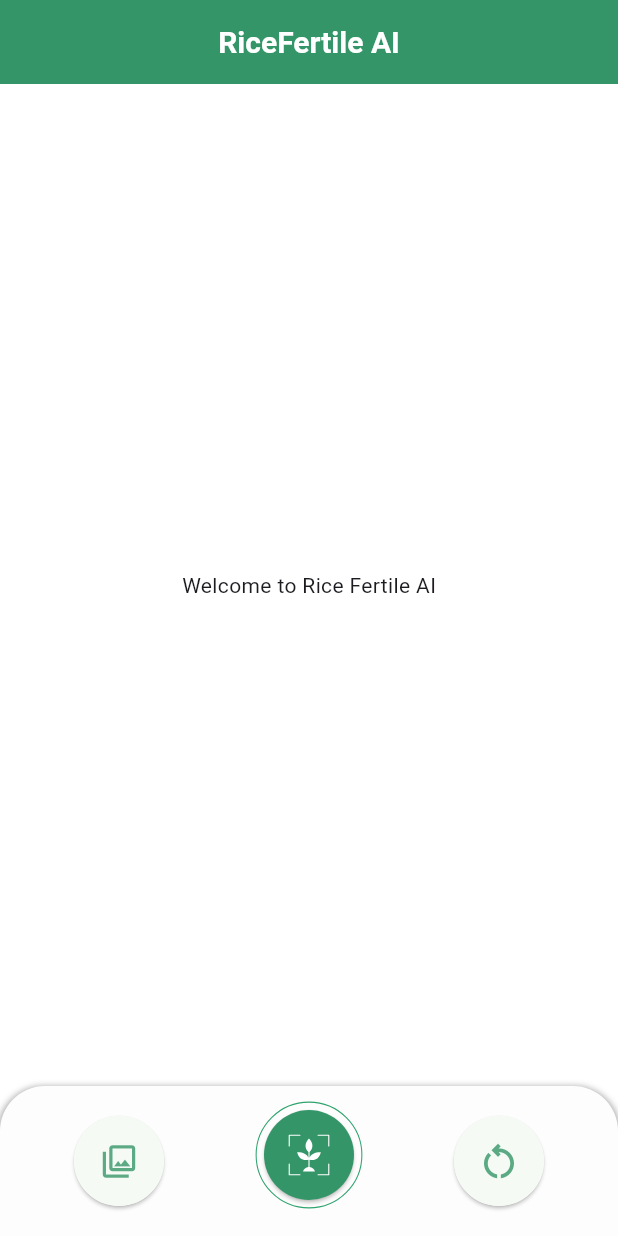
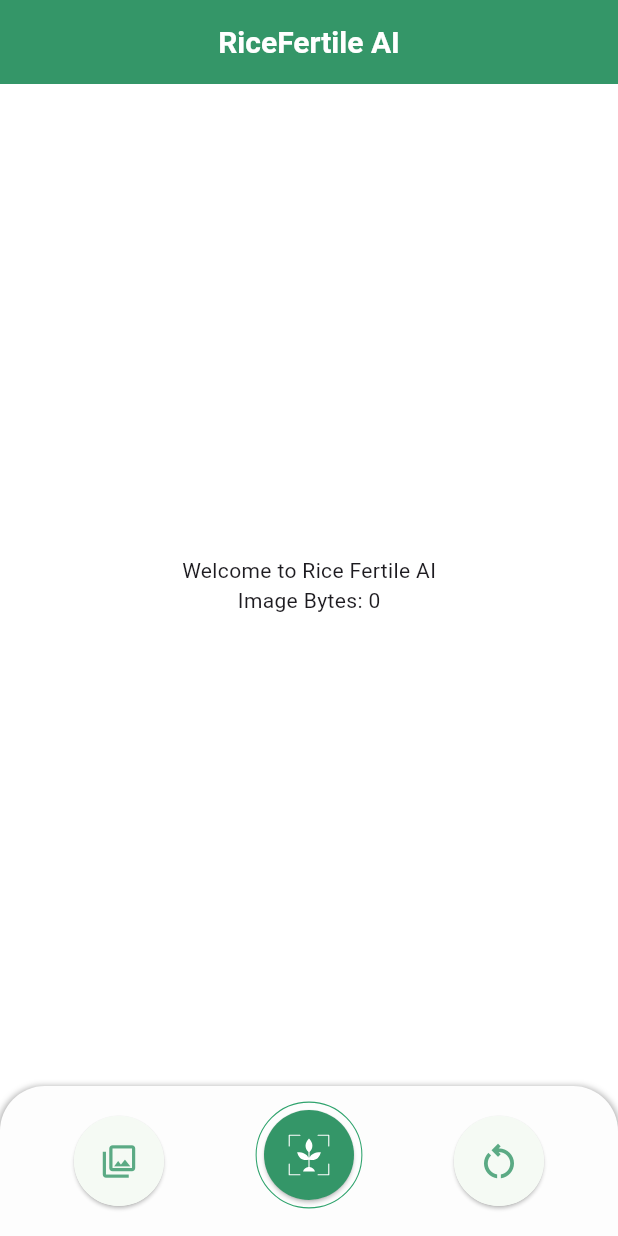
Before and after one commit to shishir2sr/N-management-in-paddy-field, a Flutter app: the screen it shows after launch, on a phone screen of 412 x 824 dp. Run offline on Flutter 3.47's test engine with Material 3 defaults, Android fonts, the phone set to English and light mode, and no system bars; our stand-ins replace camera, dartz, flutter_svg, freezed_annotation, hooks_riverpod, logger; Roboto replaces fonts that are missing (Poppins).

Commit message:
Image capture working

```diff
--- a/lib/domain/camera_failure.dart
+++ b/lib/domain/camera_failure.dart
@@ -2,12 +2,13 @@ import 'package:freezed_annotation/freezed_annotation.dart';
 part 'camera_failure.freezed.dart';
 
 @freezed
-class CameraFailure with _$CameraFailure {
+class CameraFailure with _$CameraFailure implements Exception {
   const CameraFailure._();
   const factory CameraFailure.cameraAccessDenied(String msg) =
       _CameraAccessDenied;
   const factory CameraFailure.previuslyDenied(String msg) = _PreviuslyDenied;
   const factory CameraFailure.accessRestricted(String msg) = _AccessRestricted;
+  const factory CameraFailure.cameraException(String msg) = _CameraException;
 }
 
 class CameraInitializationException implements Exception {
--- a/lib/presentation/home/camera_page.dart
+++ b/lib/presentation/home/camera_page.dart
@@ -1,6 +1,7 @@
 import 'package:flutter/cupertino.dart';
 import 'package:flutter/material.dart';
 import 'package:hooks_riverpod/hooks_riverpod.dart';
+import 'package:rice_fertile_ai/application/image_processror_notifier_provider.dart';
 import 'package:rice_fertile_ai/core/shared/color_constants.dart';
 import 'package:rice_fertile_ai/infrastructure/camera_datasource.dart';
 import 'package:rice_fertile_ai/presentation/home/home_page.dart';
@@ -42,7 +43,7 @@ class CameraPage extends ConsumerWidget {
           backgroundColor: Colors.black,
           iconTheme: const IconThemeData(color: Colors.white)),
       bottomNavigationBar: CameraScreenBottomBarWidget(
-        onImageCapture: () {},
+        onImageCapture: ref.read(imageProcessorProvider.notifier).captureImage,
       ),
       body: cameraController.maybeMap(
         orElse: () => const Text('Camera controller not initialized'),
@@ -52,7 +53,6 @@ class CameraPage extends ConsumerWidget {
         )),
         data: (controller) => CameraPreviewWidget(
           controller: controller.value,
-          onImageCapture: () {},
         ),
       ),
     );
--- a/lib/presentation/home/home_page.dart
+++ b/lib/presentation/home/home_page.dart
@@ -1,6 +1,8 @@
 import 'package:flutter/material.dart';
 import 'package:hooks_riverpod/hooks_riverpod.dart';
+import 'package:rice_fertile_ai/application/image_processror_notifier_provider.dart';
 import 'package:rice_fertile_ai/core/shared/color_constants.dart';
+import 'package:rice_fertile_ai/infrastructure/input_image_repository.dart';
 import 'package:rice_fertile_ai/presentation/home/camera_page.dart';
 import 'package:rice_fertile_ai/presentation/home/widgets/bottom_navbar_widget.dart';
 
@@ -9,6 +11,7 @@ class HomePage extends ConsumerWidget {
 
   @override
   Widget build(BuildContext context, WidgetRef ref) {
+    final data = ref.watch(imageProcessorProvider);
     return SafeArea(
       top: false,
       bottom: false,
@@ -29,13 +32,18 @@ class HomePage extends ConsumerWidget {
             selectFromGallery: () {}
             //_recognitions.length < 10 ? selectFromImagePicker : () {},
             ),
-        body: const Center(
+        body: Center(
           child: Column(
             mainAxisAlignment: MainAxisAlignment.center,
             children: <Widget>[
-              Text(
+              const Text(
                 'Welcome to Rice Fertile AI',
               ),
+              data.maybeMap(
+                  orElse: () => Container(),
+                  data: (data) {
+                    return Text('Image Bytes: ${data.value.imageBytes.length}');
+                  }),
             ],
           ),
         ),
--- a/lib/presentation/home/widgets/camera_preview_widget.dart
+++ b/lib/presentation/home/widgets/camera_preview_widget.dart
@@ -7,10 +7,8 @@ class CameraPreviewWidget extends ConsumerWidget {
   const CameraPreviewWidget({
     super.key,
     required this.controller,
-    required this.onImageCapture,
   });
   final CameraController? controller;
-  final Function() onImageCapture;
 
   @override
   Widget build(BuildContext context, WidgetRef ref) {
--- a/pubspec.yaml
+++ b/pubspec.yaml
@@ -27,6 +27,7 @@ dependencies:
   camera: ^0.11.0+1
   logger: ^2.3.0
   pretty_print_json: ^1.0.1
+  dartz: ^0.10.1
 
 dev_dependencies:
   flutter_test:
```
Also changed, not shown: lib/application/image_processror_notifier_provider.dart (added, +59 -0 lines), lib/infrastructure/input_image_repository.dart (+17 -6 lines), lib/presentation/home/widgets/camera_screen_bottom_bar_widget.dart (+5 -5 lines), lib/application/image_processror_notifier_provider.freezed.dart (added), lib/domain/camera_failure.freezed.dart, pubspec.lock.
